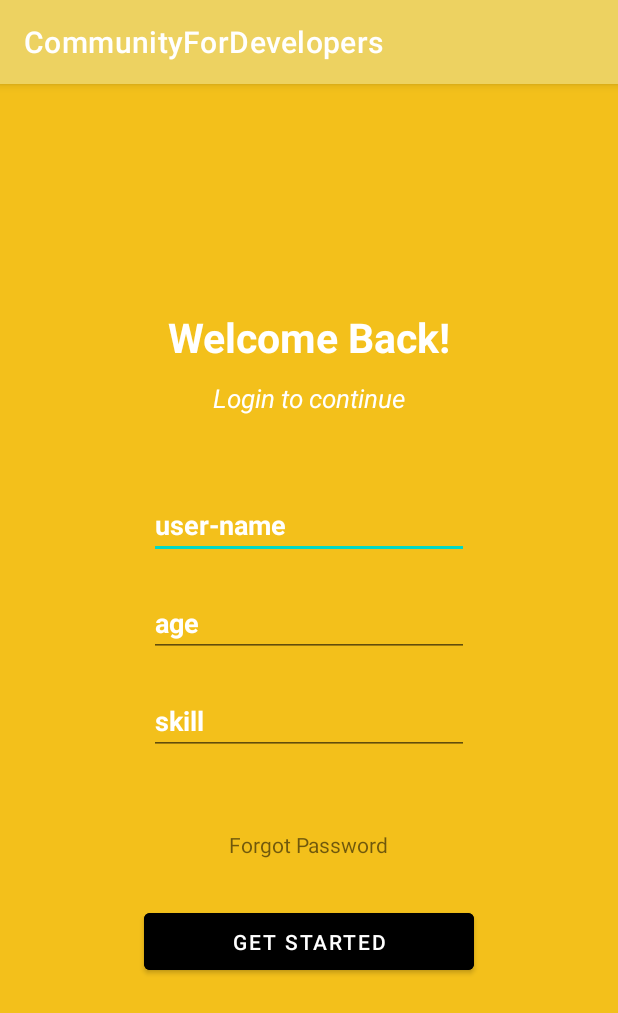
After one commit to remya-raj/DevHunts, an Android app: the RegisterUserActivity screen opened directly, with no data from a screen before it, on a phone screen of 412 x 824 dp. The commit adds this screen. Shown: the top 1013 px of the screen. Run offline under Robolectric (Android 15) with nearby library versions, the phone set to English and light mode, and no system bars; our stand-ins replace Firebase (no records; nobody signed in at launch, a user with empty details on screens opened directly).

Commit message:
firebase read and write user data

```diff
--- a/app/build.gradle
+++ b/app/build.gradle
@@ -2,6 +2,7 @@ plugins {
     id 'com.android.application'
     id 'kotlin-android'
     id 'com.google.gms.google-services'
+    id 'com.google.firebase.crashlytics'
 }
 
 android {
@@ -57,6 +58,9 @@ dependencies {
     implementation platform('com.google.firebase:firebase-bom:29.1.0')
     implementation 'com.google.firebase:firebase-analytics-ktx'
     implementation 'com.google.firebase:firebase-auth-ktx'
+    implementation 'com.google.firebase:firebase-firestore:23.0.1'
+    implementation 'com.google.firebase:firebase-crashlytics-ktx'
+    implementation 'com.google.firebase:firebase-analytics-ktx'
 
 
     testImplementation 'junit:junit:4.+'
--- a/app/src/main/AndroidManifest.xml
+++ b/app/src/main/AndroidManifest.xml
@@ -12,6 +12,9 @@
         android:supportsRtl="true"
         android:theme="@style/Theme.CommunityForDevelopers"
         android:usesCleartextTraffic="true">
+        <activity
+            android:name=".activities.RegisterUserActivity"
+            android:exported="false" />
         <activity
             android:name=".activities.SignUpActivity"
             android:exported="true" />
--- /dev/null
+++ b/app/src/main/java/com/remya/communityfordevelopers/activities/RegisterUserActivity.kt
@@ -0,0 +1,57 @@
+package com.remya.communityfordevelopers.activities
+
+import android.content.Intent
+import android.os.Bundle
+import android.widget.Toast
+import androidx.appcompat.app.AppCompatActivity
+import com.google.firebase.firestore.FirebaseFirestore
+import com.remya.communityfordevelopers.databinding.ActivityRegisterUserBinding
+
+
+class RegisterUserActivity : AppCompatActivity() {
+
+    lateinit var binding: ActivityRegisterUserBinding
+    lateinit var db: FirebaseFirestore
+
+    override fun onCreate(savedInstanceState: Bundle?) {
+        super.onCreate(savedInstanceState)
+        binding = ActivityRegisterUserBinding.inflate(layoutInflater)
+        setContentView(binding.root)
+
+        initData()
+        initView()
+    }
+
+    private fun initView() {
+        binding.btnGetStarted.setOnClickListener {
+            val user: MutableMap<String, Any> = HashMap()
+            user["Name"] = binding.etName.text.toString()
+            user["Age"] = binding.etAge.text.toString()
+            user["Skill"] = binding.etSkill.text.toString()
+
+            db.collection("user")
+                .add(user)
+                .addOnSuccessListener {
+                    Toast.makeText(
+                        this,
+                        "Successful",
+                        Toast.LENGTH_SHORT
+                    ).show()
+
+                    startActivity(Intent(this, DashboardActivity::class.java))
+                    finish()
+                }
+                .addOnFailureListener {
+                    Toast.makeText(
+                        this,
+                        "Failed",
+                        Toast.LENGTH_SHORT
+                    ).show()
+                }
+        }
+    }
+
+    private fun initData() {
+        db = FirebaseFirestore.getInstance()
+    }
+}
--- a/app/src/main/java/com/remya/communityfordevelopers/activities/SignUpActivity.kt
+++ b/app/src/main/java/com/remya/communityfordevelopers/activities/SignUpActivity.kt
@@ -30,7 +30,7 @@ class SignUpActivity : AppCompatActivity() {
                     if (task.isSuccessful) {
                         // Sign in success, update UI with the signed-in user's information
                         val user = auth.currentUser
-                        startActivity(Intent(this, DashboardActivity::class.java))
+                        startActivity(Intent(this, RegisterUserActivity::class.java))
                         finish()
                     } else {
                         // If sign in fails, display a message to the user.
--- /dev/null
+++ b/app/src/main/res/layout/activity_register_user.xml
@@ -0,0 +1,104 @@
+<?xml version="1.0" encoding="utf-8"?>
+<androidx.constraintlayout.widget.ConstraintLayout xmlns:android="http://schemas.android.com/apk/res/android"
+    xmlns:app="http://schemas.android.com/apk/res-auto"
+    xmlns:tools="http://schemas.android.com/tools"
+    android:layout_width="match_parent"
+    android:layout_height="match_parent"
+    android:background="@color/buttercup"
+    tools:context=".activities.RegisterUserActivity">
+
+
+    <TextView
+        android:id="@+id/tvWelcomeBack"
+        android:layout_width="wrap_content"
+        android:layout_height="wrap_content"
+        android:text="Welcome Back!"
+        android:textStyle="bold"
+        android:textColor="@color/white"
+        android:textSize="27dp"
+        android:layout_marginTop="150dp"
+        app:layout_constraintEnd_toEndOf="parent"
+        app:layout_constraintStart_toStartOf="parent"
+        app:layout_constraintTop_toTopOf="parent" />
+
+    <TextView
+        android:id="@+id/tvLoginToContinue"
+        android:layout_width="wrap_content"
+        android:layout_height="wrap_content"
+        android:text="Login to continue"
+        android:textColor="@color/white"
+        android:textSize="17dp"
+        android:textStyle="italic"
+        android:layout_marginTop="10dp"
+        app:layout_constraintEnd_toEndOf="parent"
+        app:layout_constraintStart_toStartOf="parent"
+        app:layout_constraintTop_toBottomOf="@id/tvWelcomeBack" />
+
+    <EditText
+        android:id="@+id/etName"
+        android:layout_width="wrap_content"
+        android:layout_height="wrap_content"
+        android:layout_marginTop="50dp"
+        android:ems="10"
+        android:inputType="textPersonName"
+        android:hint="user-name"
+        android:textColor="@color/white"
+        android:textColorHint="@color/white"
+        android:textStyle="bold"
+        app:layout_constraintEnd_toEndOf="parent"
+        app:layout_constraintStart_toStartOf="parent"
+        app:layout_constraintTop_toBottomOf="@+id/tvLoginToContinue" />
+
+    <EditText
+        android:id="@+id/etAge"
+        android:layout_width="wrap_content"
+        android:layout_height="wrap_content"
+        android:layout_marginTop="20dp"
+        android:ems="10"
+        android:inputType="textPersonName"
+        android:hint="age"
+        android:textColor="@color/white"
+        android:textColorHint="@color/white"
+        android:textStyle="bold"
+        app:layout_constraintEnd_toEndOf="parent"
+        app:layout_constraintStart_toStartOf="parent"
+        app:layout_constraintTop_toBottomOf="@+id/etName" />
+
+    <EditText
+        android:id="@+id/etSkill"
+        android:layout_width="wrap_content"
+        android:layout_height="wrap_content"
+        android:layout_marginTop="20dp"
+        android:ems="10"
+        android:inputType="textPersonName"
+        android:hint="skill"
+        android:textColor="@color/white"
+        android:textColorHint="@color/white"
+        android:textStyle="bold"
+        app:layout_constraintEnd_toEndOf="parent"
+        app:layout_constraintStart_toStartOf="parent"
+        app:layout_constraintTop_toBottomOf="@+id/etAge" />
+
+    <TextView
+        android:id="@+id/textView2"
+        android:layout_width="wrap_content"
+        android:layout_height="wrap_content"
+        android:layout_marginTop="50dp"
+        android:text="Forgot Password"
+        app:layout_constraintEnd_toEndOf="parent"
+        app:layout_constraintStart_toStartOf="parent"
+        app:layout_constraintTop_toBottomOf="@+id/etSkill" />
+
+    <Button
+        android:id="@+id/btnGetStarted"
+        android:layout_width="220dp"
+        android:layout_height="50dp"
+        android:layout_marginTop="30dp"
+        android:text="Get Started"
+        android:backgroundTint="@color/black"
+        app:layout_constraintEnd_toEndOf="parent"
+        app:layout_constraintStart_toStartOf="parent"
+        app:layout_constraintTop_toBottomOf="@+id/textView2" />
+
+
+</androidx.constraintlayout.widget.ConstraintLayout>
--- a/build.gradle
+++ b/build.gradle
@@ -6,8 +6,9 @@ buildscript {
     }
     dependencies {
         classpath "com.android.tools.build:gradle:7.0.0"
-        classpath "org.jetbrains.kotlin:kotlin-gradle-plugin:1.5.21"
+        classpath 'org.jetbrains.kotlin:kotlin-gradle-plugin:1.6.10'
         classpath 'com.google.gms:google-services:4.3.10'
+        classpath 'com.google.firebase:firebase-crashlytics-gradle:2.8.1'
 
         // NOTE: Do not place your application dependencies here; they belong
         // in the individual module build.gradle files
```
Also changed, not shown: app/src/main/java/com/remya/communityfordevelopers/fragments/HomeFragment.kt (+66 -56 lines).
